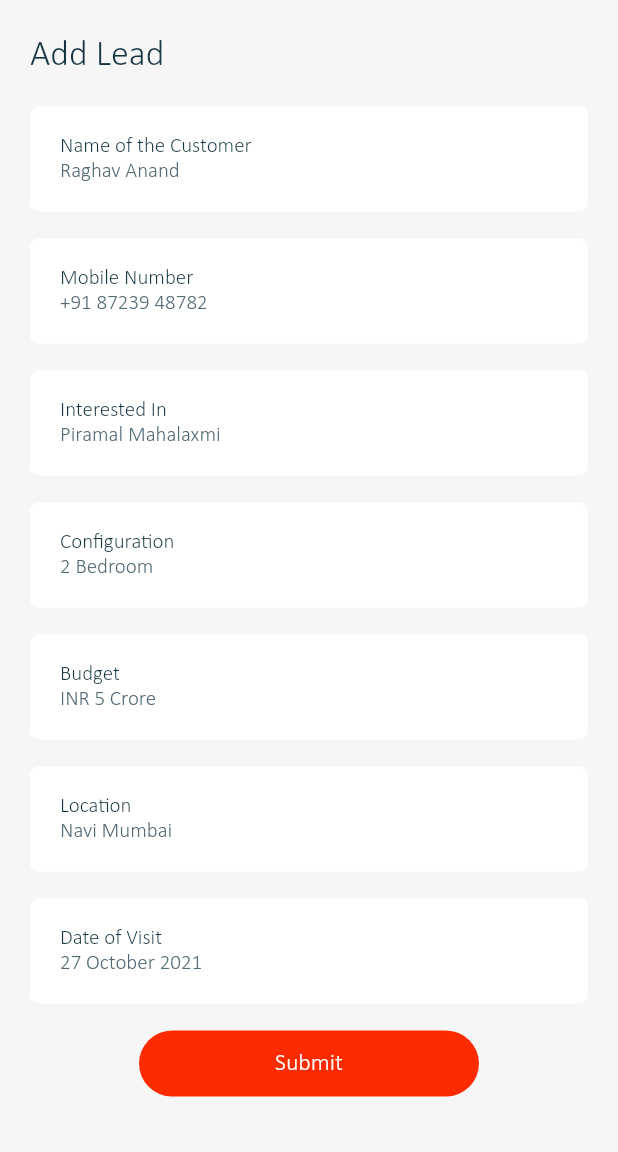
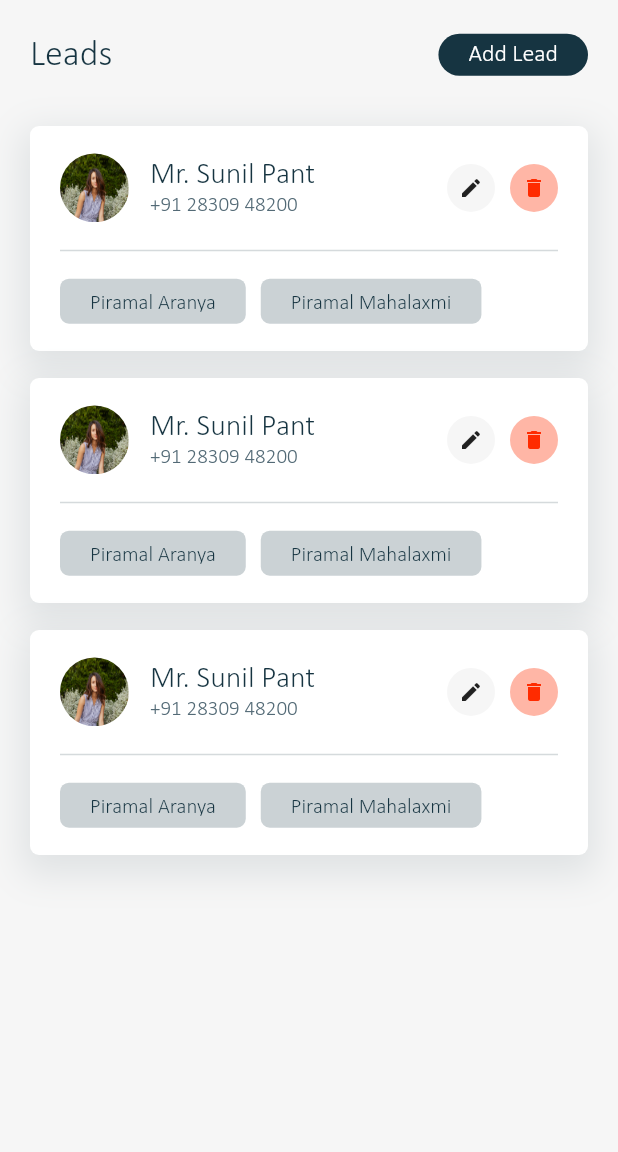
Before and after one commit to pratikKataria/piramal_cp, a Flutter app: the screen it shows after launch, on a phone screen of 412 x 824 dp, the part 84-1236 px from its top. Run offline on Flutter 3.47's test engine with Material 2 defaults, Android fonts, the light colour scheme and no system bars; our stand-ins replace connectivity, fluttertoast, logger, progress_dialog, shared_preferences; project files that could hold a hidden picture were left out.

Commit message:
➕ Lead screen ui created

```diff
--- a/lib/main.dart
+++ b/lib/main.dart
@@ -5,11 +5,12 @@ import 'package:piramal_channel_partner/res/Strings.dart';
 import 'package:piramal_channel_partner/ui/base/base_screen.dart';
 import 'package:piramal_channel_partner/ui/base/provider/base_provider.dart';
 import 'package:piramal_channel_partner/ui/home/home_screen.dart';
+import 'package:piramal_channel_partner/ui/lead/lead_screen.dart';
 import 'package:piramal_channel_partner/ui/myProfile/my_profile.dart';
 import 'package:piramal_channel_partner/utils/scroll_behavior.dart';
 import 'package:provider/provider.dart';
 
-import 'ui/addLead/add_lead.dart';
+import 'ui/lead/addLead/add_lead_screen.dart';
 import 'utils/Utility.dart';
 
 Future<void> main() async {
@@ -39,7 +40,7 @@ class MyApp extends StatelessWidget {
           );
         },
         theme: ThemeData(primarySwatch: Colors.deepOrange, scaffoldBackgroundColor: AppColors.white),
-        home: AddLeadScreen(),
+        home: LeadScreen(),
       ),
     );
   }
--- /dev/null
+++ b/lib/ui/lead/lead_screen.dart
@@ -0,0 +1,322 @@
+import 'package:flutter/material.dart';
+import 'package:piramal_channel_partner/res/AppColors.dart';
+import 'package:piramal_channel_partner/res/Fonts.dart';
+import 'package:piramal_channel_partner/res/Images.dart';
+import 'package:piramal_channel_partner/utils/Utility.dart';
+import 'package:piramal_channel_partner/widgets/pml_button.dart';
+
+class LeadScreen extends StatelessWidget {
+  const LeadScreen({Key key}) : super(key: key);
+  final subTextStyle = textStyleSubText14px500w;
+  final mainTextStyle = textStyle14px500w;
+
+  @override
+  Widget build(BuildContext context) {
+    // 18% from top
+    final perTop18 = Utility.screenHeight(context) * 0.18;
+    return Scaffold(
+      backgroundColor: AppColors.screenBackgroundColor,
+      body: Container(
+        margin: EdgeInsets.symmetric(horizontal: 20.0),
+        child: Column(
+          crossAxisAlignment: CrossAxisAlignment.start,
+          children: [
+            verticalSpace(22.0),
+            Row(
+              mainAxisAlignment: MainAxisAlignment.spaceBetween,
+              children: [
+                Text("Leads", style: textStyle24px500w),
+                PmlButton(
+                  height: 28.0,
+                  text: "Add Lead",
+                  color: AppColors.colorSecondary,
+                  padding: EdgeInsets.symmetric(horizontal: 20.0),
+                )
+              ],
+            ),
+            verticalSpace(33.0),
+            Expanded(
+              child: ListView(
+                children: [
+                  Container(
+                    height: 150,
+                    padding: EdgeInsets.symmetric(horizontal: 20.0),
+                    margin: EdgeInsets.only(bottom: 18.0),
+                    decoration: BoxDecoration(
+                      color: AppColors.white,
+                      borderRadius: BorderRadius.circular(6.0),
+                      boxShadow: [
+                        BoxShadow(
+                          // box-shadow: 0px 10px 30px 0px #0000000D;
+                          color: AppColors.colorSecondary.withOpacity(0.1),
+                          blurRadius: 20.0,
+                          spreadRadius: 5.0,
+                          offset: Offset(0, 8),
+                        ),
+                      ],
+                    ),
+                    child: Column(
+                      crossAxisAlignment: CrossAxisAlignment.start,
+                      mainAxisAlignment: MainAxisAlignment.spaceEvenly,
+                      children: [
+                        Row(
+                          children: [
+                            ClipRRect(
+                              borderRadius: BorderRadius.circular(80.0),
+                              child: Container(
+                                height: 46,
+                                width: 46,
+                                child: Image.asset(Images.kImgPlaceholder, fit: BoxFit.fill),
+                              ),
+                            ),
+                            horizontalSpace(14.0),
+                            Column(
+                              crossAxisAlignment: CrossAxisAlignment.start,
+                              children: [
+                                Text("Mr. Sunil Pant", style: textStyle20px500w),
+                                Text("+91 28309 48200", style: textStyleSubText14px500w),
+                              ],
+                            ),
+                            Spacer(),
+                            PmlButton(
+                              height: 32.0,
+                              width: 32.0,
+                              color: AppColors.screenBackgroundColor,
+                              child: Icon(Icons.edit, size: 16),
+                            ),
+                            horizontalSpace(10.0),
+                            PmlButton(
+                              height: 32.0,
+                              width: 32.0,
+                              color: AppColors.colorPrimaryLight,
+                              child: Icon(Icons.delete, color: AppColors.colorPrimary, size: 16),
+                            ),
+                          ],
+                        ),
+                        line(),
+                        Container(
+                          height: 30,
+                          child: ListView(
+                            scrollDirection: Axis.horizontal,
+                            children: [
+                              Container(
+                                decoration: BoxDecoration(
+                                  borderRadius: BorderRadius.circular(6),
+                                  color: AppColors.chipColor,
+                                ),
+                                padding: EdgeInsets.symmetric(horizontal: 20.0, vertical: 8.0),
+                                child: Text("Piramal Aranya", style: textStyle14px500w),
+                              ),
+                              horizontalSpace(10.0),
+                              Container(
+                                decoration: BoxDecoration(
+                                  borderRadius: BorderRadius.circular(6),
+                                  color: AppColors.chipColor,
+                                ),
+                                padding: EdgeInsets.symmetric(horizontal: 20.0, vertical: 8.0),
+                                child: Text("Piramal Mahalaxmi", style: textStyle14px500w),
+                              ),
+                            ],
+                          ),
+                        ),
+                      ],
+                    ),
+                  ),
+                  Container(
+                    height: 150,
+                    padding: EdgeInsets.symmetric(horizontal: 20.0),
+                    margin: EdgeInsets.only(bottom: 18.0),
+                    decoration: BoxDecoration(
+                      color: AppColors.white,
+                      borderRadius: BorderRadius.circular(6.0),
+                      boxShadow: [
+                        BoxShadow(
+                          // box-shadow: 0px 10px 30px 0px #0000000D;
+                          color: AppColors.colorSecondary.withOpacity(0.1),
+                          blurRadius: 20.0,
+                          spreadRadius: 5.0,
+                          offset: Offset(0, 8),
+                        ),
+                      ],
+                    ),
+                    child: Column(
+                      crossAxisAlignment: CrossAxisAlignment.start,
+                      mainAxisAlignment: MainAxisAlignment.spaceEvenly,
+                      children: [
+                        Row(
+                          children: [
+                            ClipRRect(
+                              borderRadius: BorderRadius.circular(80.0),
+                              child: Container(
+                                height: 46,
+                                width: 46,
+                                child: Image.asset(Images.kImgPlaceholder, fit: BoxFit.fill),
+                              ),
+                            ),
+                            horizontalSpace(14.0),
+                            Column(
+                              crossAxisAlignment: CrossAxisAlignment.start,
+                              children: [
+                                Text("Mr. Sunil Pant", style: textStyle20px500w),
+                                Text("+91 28309 48200", style: textStyleSubText14px500w),
+                              ],
+                            ),
+                            Spacer(),
+                            PmlButton(
+                              height: 32.0,
+                              width: 32.0,
+                              color: AppColors.screenBackgroundColor,
+                              child: Icon(Icons.edit, size: 16),
+                            ),
+                            horizontalSpace(10.0),
+                            PmlButton(
+                              height: 32.0,
+                              width: 32.0,
+                              color: AppColors.colorPrimaryLight,
+                              child: Icon(Icons.delete, color: AppColors.colorPrimary, size: 16),
+                            ),
+                          ],
+                        ),
+                        line(),
+                        Container(
+                          height: 30,
+                          child: ListView(
+                            scrollDirection: Axis.horizontal,
+                            children: [
+                              Container(
+                                decoration: BoxDecoration(
+                                  borderRadius: BorderRadius.circular(6),
+                                  color: AppColors.chipColor,
+                                ),
+                                padding: EdgeInsets.symmetric(horizontal: 20.0, vertical: 8.0),
+                                child: Text("Piramal Aranya", style: textStyle14px500w),
+                              ),
+                              horizontalSpace(10.0),
+                              Container(
+                                decoration: BoxDecoration(
+                                  borderRadius: BorderRadius.circular(6),
+                                  color: AppColors.chipColor,
+                                ),
+                                padding: EdgeInsets.symmetric(horizontal: 20.0, vertical: 8.0),
+                                child: Text("Piramal Mahalaxmi", style: textStyle14px500w),
+                              ),
+                            ],
+                          ),
+                        ),
+                      ],
+                    ),
+                  ),
+                  Container(
+                    height: 150,
+                    padding: EdgeInsets.symmetric(horizontal: 20.0),
+                    margin: EdgeInsets.only(bottom: 18.0),
+                    decoration: BoxDecoration(
+                      color: AppColors.white,
+                      borderRadius: BorderRadius.circular(6.0),
+                      boxShadow: [
+                        BoxShadow(
+                          // box-shadow: 0px 10px 30px 0px #0000000D;
+                          color: AppColors.colorSecondary.withOpacity(0.1),
+                          blurRadius: 20.0,
+                          spreadRadius: 5.0,
+                          offset: Offset(0, 8),
+                        ),
+                      ],
+                    ),
+                    child: Column(
+                      crossAxisAlignment: CrossAxisAlignment.start,
+                      mainAxisAlignment: MainAxisAlignment.spaceEvenly,
+                      children: [
+                        Row(
+                          children: [
+                            ClipRRect(
+                              borderRadius: BorderRadius.circular(80.0),
+                              child: Container(
+                                height: 46,
+                                width: 46,
+                                child: Image.asset(Images.kImgPlaceholder, fit: BoxFit.fill),
+                              ),
+                            ),
+                            horizontalSpace(14.0),
+                            Column(
+                              crossAxisAlignment: CrossAxisAlignment.start,
+                              children: [
+                                Text("Mr. Sunil Pant", style: textStyle20px500w),
+                                Text("+91 28309 48200", style: textStyleSubText14px500w),
+                              ],
+                            ),
+                            Spacer(),
+                            PmlButton(
+                              height: 32.0,
+                              width: 32.0,
+                              color: AppColors.screenBackgroundColor,
+                              child: Icon(Icons.edit, size: 16),
+                            ),
+                            horizontalSpace(10.0),
+                            PmlButton(
+                              height: 32.0,
+                              width: 32.0,
+                              color: AppColors.colorPrimaryLight,
+                              child: Icon(Icons.delete, color: AppColors.colorPrimary, size: 16),
+                            ),
+                          ],
+                        ),
+                        line(),
+                        Container(
+                          height: 30,
+                          child: ListView(
+                            scrollDirection: Axis.horizontal,
+                            children: [
+                              Container(
+                                decoration: BoxDecoration(
+                                  borderRadius: BorderRadius.circular(6),
+                                  color: AppColors.chipColor,
+                                ),
+                                padding: EdgeInsets.symmetric(horizontal: 20.0, vertical: 8.0),
+                                child: Text("Piramal Aranya", style: textStyle14px500w),
+                              ),
+                              horizontalSpace(10.0),
+                              Container(
+                                decoration: BoxDecoration(
+                                  borderRadius: BorderRadius.circular(6),
+                                  color: AppColors.chipColor,
+                                ),
+                                padding: EdgeInsets.symmetric(horizontal: 20.0, vertical: 8.0),
+                                child: Text("Piramal Mahalaxmi", style: textStyle14px500w),
+                              ),
+                            ],
+                          ),
+                        ),
+                      ],
+                    ),
+                  ),
+                ],
+              ),
+            ),
+          ],
+        ),
+      ),
+    );
+  }
+
+  Container buildProfileDetailCard(String mText, String sText) {
+    return Container(
+      padding: EdgeInsets.symmetric(horizontal: 20.0, vertical: 18.0),
+      margin: EdgeInsets.only(bottom: 18.0),
+      decoration: BoxDecoration(
+        color: AppColors.white,
+        borderRadius: BorderRadius.circular(6.0),
+      ),
+      child: Column(
+        crossAxisAlignment: CrossAxisAlignment.stretch,
+        children: [
+          Text(
+            "$mText",
+            style: textStyle14px500w,
+          ),
+          Text("$sText", style: textStyleSubText14px500w),
+        ],
+      ),
+    );
+  }
+}
```
Also changed, not shown: lib/ui/lead/addLead/add_lead_screen.dart (renamed from lib/ui/addLead/add_lead.dart).
